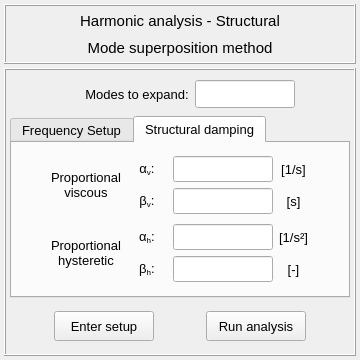
This is vibra/interface/data/ui_files/analysis/structural/harmonic_analysis_mode_superposition_method.ui in MOPT-UFSC/VIBRA as Qt 5 draws it before an edit. The edited form follows.
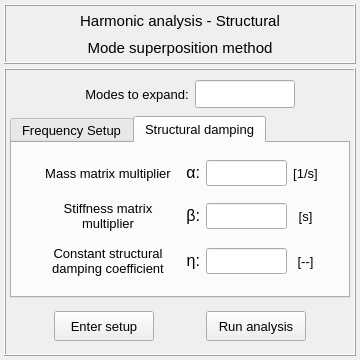
This is the edited form. The open tabs and pages were chosen to show the change. Icons and pictures are not drawn.

Commit message: Correct the structural damping models

Patch:
```diff
--- a/vibra/interface/data/ui_files/analysis/structural/harmonic_analysis_mode_superposition_method.ui
+++ b/vibra/interface/data/ui_files/analysis/structural/harmonic_analysis_mode_superposition_method.ui
@@ -646,9 +646,40 @@
           <string>Structural damping</string>
          </attribute>
          <layout class="QGridLayout" name="gridLayout_4">
-          <item row="1" column="4">
-           <layout class="QGridLayout" name="gridLayout_13">
+          <property name="leftMargin">
+           <number>6</number>
+          </property>
+          <property name="topMargin">
+           <number>4</number>
+          </property>
+          <property name="rightMargin">
+           <number>6</number>
+          </property>
+          <property name="bottomMargin">
+           <number>4</number>
+          </property>
             <item row="0" column="0">
+           <widget class="QFrame" name="frame_dampings">
+            <property name="frameShape">
+             <enum>QFrame::NoFrame</enum>
+            </property>
+            <property name="frameShadow">
+             <enum>QFrame::Raised</enum>
+            </property>
+            <layout class="QGridLayout" name="gridLayout_6">
+             <property name="leftMargin">
+              <number>4</number>
+             </property>
+             <property name="topMargin">
+              <number>4</number>
+             </property>
+             <property name="rightMargin">
+              <number>4</number>
+             </property>
+             <property name="bottomMargin">
+              <number>4</number>
+             </property>
+             <item row="2" column="4">
              <widget class="QLabel" name="label_16">
               <property name="minimumSize">
                <size>
@@ -672,119 +703,53 @@
                </font>
               </property>
               <property name="text">
-               <string>[1/s²]</string>
+                <string>[--]</string>
               </property>
               <property name="alignment">
                <set>Qt::AlignCenter</set>
               </property>
              </widget>
             </item>
-            <item row="1" column="0">
-             <widget class="QLabel" name="label_17">
+             <item row="2" column="3">
+              <widget class="QLineEdit" name="lineEdit_constant_structural_coefficient">
               <property name="minimumSize">
                <size>
-                <width>0</width>
+                 <width>80</width>
                 <height>26</height>
                </size>
               </property>
               <property name="maximumSize">
                <size>
-                <width>16777215</width>
+                 <width>100</width>
                 <height>26</height>
                </size>
               </property>
               <property name="font">
                <font>
-                <family>MS Shell Dlg 2</family>
                 <pointsize>10</pointsize>
                 <weight>50</weight>
                 <italic>false</italic>
                 <bold>false</bold>
                </font>
               </property>
-              <property name="text">
-               <string>[-]</string>
+               <property name="styleSheet">
+                <string notr="true"/>
               </property>
               <property name="alignment">
                <set>Qt::AlignCenter</set>
               </property>
              </widget>
             </item>
-           </layout>
-          </item>
-          <item row="0" column="2">
-           <layout class="QGridLayout" name="gridLayout_15">
-            <item row="0" column="0">
-             <widget class="QLabel" name="label_10">
-              <property name="minimumSize">
-               <size>
-                <width>40</width>
-                <height>26</height>
-               </size>
-              </property>
-              <property name="maximumSize">
-               <size>
-                <width>40</width>
-                <height>26</height>
-               </size>
-              </property>
-              <property name="font">
-               <font>
-                <family>Arial</family>
-                <pointsize>11</pointsize>
-                <weight>50</weight>
-                <italic>false</italic>
-                <bold>false</bold>
-               </font>
-              </property>
-              <property name="text">
-               <string>&lt;html&gt;&lt;head/&gt;&lt;body&gt;&lt;p align=&quot;center&quot;&gt;&lt;span style=&quot; font-size:10pt;&quot;&gt;α&lt;/span&gt;&lt;span style=&quot; font-size:10pt; vertical-align:sub;&quot;&gt;v&lt;/span&gt;&lt;span style=&quot; font-size:10pt;&quot;&gt;:&lt;/span&gt;&lt;/p&gt;&lt;/body&gt;&lt;/html&gt;</string>
-              </property>
-              <property name="alignment">
-               <set>Qt::AlignCenter</set>
-              </property>
-             </widget>
-            </item>
-            <item row="1" column="0">
-             <widget class="QLabel" name="label_11">
-              <property name="minimumSize">
-               <size>
-                <width>40</width>
-                <height>26</height>
-               </size>
-              </property>
-              <property name="maximumSize">
-               <size>
-                <width>40</width>
-                <height>26</height>
-               </size>
-              </property>
-              <property name="font">
-               <font>
-                <family>Arial</family>
-                <pointsize>11</pointsize>
-                <weight>50</weight>
-                <italic>false</italic>
-                <bold>false</bold>
-               </font>
-              </property>
-              <property name="text">
-               <string>&lt;html&gt;&lt;head/&gt;&lt;body&gt;&lt;p align=&quot;center&quot;&gt;&lt;span style=&quot; font-size:10pt;&quot;&gt;β&lt;/span&gt;&lt;span style=&quot; font-size:10pt; vertical-align:sub;&quot;&gt;v&lt;/span&gt;&lt;span style=&quot; font-size:10pt;&quot;&gt;:&lt;/span&gt;&lt;/p&gt;&lt;/body&gt;&lt;/html&gt;</string>
-              </property>
-              <property name="alignment">
-               <set>Qt::AlignCenter</set>
-              </property>
-             </widget>
-            </item>
-           </layout>
-          </item>
-          <item row="1" column="1">
-           <layout class="QVBoxLayout" name="verticalLayout_6">
-            <item>
+             <item row="2" column="1">
              <widget class="QLabel" name="label_9">
+               <property name="minimumSize">
+                <size>
+                 <width>132</width>
+                 <height>0</height>
+                </size>
+               </property>
               <property name="font">
                <font>
-                <family>MS Shell Dlg 2</family>
                 <pointsize>10</pointsize>
                 <weight>50</weight>
                 <italic>false</italic>
@@ -792,81 +757,15 @@
                </font>
               </property>
               <property name="text">
-               <string>Proportional
-hysteretic</string>
+                <string>Constant structural damping coefficient</string>
               </property>
               <property name="alignment">
                <set>Qt::AlignCenter</set>
               </property>
-             </widget>
-            </item>
-           </layout>
-          </item>
-          <item row="0" column="3">
-           <layout class="QGridLayout" name="gridLayout_11">
-            <item row="0" column="0">
-             <widget class="QLineEdit" name="lineEdit_av">
-              <property name="minimumSize">
-               <size>
-                <width>100</width>
-                <height>26</height>
-               </size>
-              </property>
-              <property name="maximumSize">
-               <size>
-                <width>100</width>
-                <height>26</height>
-               </size>
-              </property>
-              <property name="font">
-               <font>
-                <family>MS Shell Dlg 2</family>
-                <pointsize>10</pointsize>
-                <weight>50</weight>
-                <italic>false</italic>
-                <bold>false</bold>
-               </font>
-              </property>
-              <property name="styleSheet">
-               <string notr="true"/>
-              </property>
-              <property name="alignment">
-               <set>Qt::AlignCenter</set>
-              </property>
-             </widget>
-            </item>
-            <item row="1" column="0">
-             <widget class="QLineEdit" name="lineEdit_bv">
-              <property name="minimumSize">
-               <size>
-                <width>100</width>
-                <height>26</height>
-               </size>
-              </property>
-              <property name="maximumSize">
-               <size>
-                <width>100</width>
-                <height>26</height>
-               </size>
-              </property>
-              <property name="font">
-               <font>
-                <family>MS Shell Dlg 2</family>
-                <pointsize>10</pointsize>
-                <weight>50</weight>
-                <italic>false</italic>
-                <bold>false</bold>
-               </font>
-              </property>
-              <property name="styleSheet">
-               <string notr="true"/>
-              </property>
-              <property name="alignment">
-               <set>Qt::AlignCenter</set>
-              </property>
-             </widget>
-            </item>
-           </layout>
+               <property name="wordWrap">
+                <bool>true</bool>
+               </property>
+              </widget>
           </item>
           <item row="0" column="5">
            <spacer name="horizontalSpacer">
@@ -882,12 +781,10 @@
            </spacer>
           </item>
           <item row="1" column="3">
-           <layout class="QGridLayout" name="gridLayout_10">
-            <item row="0" column="0">
-             <widget class="QLineEdit" name="lineEdit_ah">
+              <widget class="QLineEdit" name="lineEdit_stiffness_multiplier">
               <property name="minimumSize">
                <size>
-                <width>100</width>
+                 <width>80</width>
                 <height>26</height>
                </size>
               </property>
@@ -899,7 +796,6 @@
               </property>
               <property name="font">
                <font>
-                <family>MS Shell Dlg 2</family>
                 <pointsize>10</pointsize>
                 <weight>50</weight>
                 <italic>false</italic>
@@ -914,97 +810,65 @@
               </property>
              </widget>
             </item>
-            <item row="1" column="0">
-             <widget class="QLineEdit" name="lineEdit_bh">
+             <item row="1" column="1">
+              <widget class="QLabel" name="label_10">
               <property name="minimumSize">
                <size>
-                <width>100</width>
-                <height>26</height>
-               </size>
-              </property>
-              <property name="maximumSize">
-               <size>
-                <width>100</width>
-                <height>26</height>
-               </size>
-              </property>
+                 <width>132</width>
+                 <height>0</height>
+                </size>
+               </property>
               <property name="font">
                <font>
-                <family>MS Shell Dlg 2</family>
                 <pointsize>10</pointsize>
                 <weight>50</weight>
                 <italic>false</italic>
                 <bold>false</bold>
                </font>
               </property>
-              <property name="styleSheet">
-               <string notr="true"/>
-              </property>
-              <property name="alignment">
-               <set>Qt::AlignCenter</set>
-              </property>
-             </widget>
-            </item>
-           </layout>
-          </item>
-          <item row="0" column="1">
-           <layout class="QVBoxLayout" name="verticalLayout_5">
-            <item>
-             <widget class="QLabel" name="label_8">
-              <property name="font">
-               <font>
-                <family>MS Shell Dlg 2</family>
-                <pointsize>10</pointsize>
-                <weight>50</weight>
-                <italic>false</italic>
-                <bold>false</bold>
-               </font>
-              </property>
               <property name="text">
-               <string>Proportional
-viscous</string>
+                <string>Stiffness matrix multiplier</string>
               </property>
               <property name="alignment">
                <set>Qt::AlignCenter</set>
               </property>
-             </widget>
-            </item>
-           </layout>
-          </item>
-          <item row="0" column="4">
-           <layout class="QGridLayout" name="gridLayout_12">
-            <item row="0" column="0">
-             <widget class="QLabel" name="label_15">
+               <property name="wordWrap">
+                <bool>true</bool>
+               </property>
+              </widget>
+             </item>
+             <item row="1" column="2">
+              <widget class="QLabel" name="label_11">
               <property name="minimumSize">
                <size>
-                <width>0</width>
+                 <width>20</width>
                 <height>26</height>
                </size>
               </property>
               <property name="maximumSize">
                <size>
-                <width>16777215</width>
+                 <width>40</width>
                 <height>26</height>
                </size>
               </property>
               <property name="font">
                <font>
-                <family>MS Shell Dlg 2</family>
-                <pointsize>10</pointsize>
+                 <family>Arial</family>
+                 <pointsize>11</pointsize>
                 <weight>50</weight>
                 <italic>false</italic>
                 <bold>false</bold>
                </font>
               </property>
               <property name="text">
-               <string>[1/s]</string>
+                <string>&lt;html&gt;&lt;head/&gt;&lt;body&gt;&lt;p align=&quot;right&quot;&gt;&lt;span style=&quot; font-size:12pt;&quot;&gt;β:&lt;/span&gt;&lt;/p&gt;&lt;/body&gt;&lt;/html&gt;</string>
               </property>
               <property name="alignment">
-               <set>Qt::AlignCenter</set>
+                <set>Qt::AlignRight|Qt::AlignTrailing|Qt::AlignVCenter</set>
               </property>
              </widget>
             </item>
-            <item row="1" column="0">
+             <item row="1" column="4">
              <widget class="QLabel" name="label_14">
               <property name="minimumSize">
                <size>
@@ -1035,46 +899,41 @@
               </property>
              </widget>
             </item>
-           </layout>
-          </item>
-          <item row="1" column="2">
-           <layout class="QGridLayout" name="gridLayout_14">
-            <item row="0" column="0">
-             <widget class="QLabel" name="label_13">
+             <item row="0" column="3">
+              <widget class="QLineEdit" name="lineEdit_mass_multiplier">
               <property name="minimumSize">
                <size>
-                <width>40</width>
+                 <width>80</width>
                 <height>26</height>
                </size>
               </property>
               <property name="maximumSize">
                <size>
-                <width>40</width>
+                 <width>100</width>
                 <height>26</height>
                </size>
               </property>
               <property name="font">
                <font>
-                <family>Arial</family>
-                <pointsize>11</pointsize>
+                 <pointsize>10</pointsize>
                 <weight>50</weight>
                 <italic>false</italic>
                 <bold>false</bold>
                </font>
               </property>
-              <property name="text">
-               <string>&lt;html&gt;&lt;head/&gt;&lt;body&gt;&lt;p align=&quot;center&quot;&gt;&lt;span style=&quot; font-size:10pt;&quot;&gt;α&lt;/span&gt;&lt;span style=&quot; font-size:10pt; vertical-align:sub;&quot;&gt;h&lt;/span&gt;&lt;span style=&quot; font-size:10pt;&quot;&gt;:&lt;/span&gt;&lt;/p&gt;&lt;/body&gt;&lt;/html&gt;</string>
+               <property name="styleSheet">
+                <string notr="true"/>
               </property>
               <property name="alignment">
                <set>Qt::AlignCenter</set>
               </property>
              </widget>
             </item>
-            <item row="1" column="0">
+             <item row="0" column="2">
              <widget class="QLabel" name="label_12">
               <property name="minimumSize">
                <size>
-                <width>40</width>
+                 <width>20</width>
                 <height>26</height>
                </size>
               </property>
@@ -1094,14 +953,101 @@
                </font>
               </property>
               <property name="text">
-               <string>&lt;html&gt;&lt;head/&gt;&lt;body&gt;&lt;p align=&quot;center&quot;&gt;&lt;span style=&quot; font-size:10pt;&quot;&gt;β&lt;/span&gt;&lt;span style=&quot; font-size:10pt; vertical-align:sub;&quot;&gt;h&lt;/span&gt;&lt;span style=&quot; font-size:10pt;&quot;&gt;:&lt;/span&gt;&lt;/p&gt;&lt;/body&gt;&lt;/html&gt;</string>
+                <string>&lt;html&gt;&lt;head/&gt;&lt;body&gt;&lt;p align=&quot;right&quot;&gt;&lt;span style=&quot; font-size:12pt;&quot;&gt;α:&lt;/span&gt;&lt;/p&gt;&lt;/body&gt;&lt;/html&gt;</string>
               </property>
               <property name="alignment">
+                <set>Qt::AlignRight|Qt::AlignTrailing|Qt::AlignVCenter</set>
+               </property>
+              </widget>
+             </item>
+             <item row="0" column="1">
+              <widget class="QLabel" name="label_17">
+               <property name="minimumSize">
+                <size>
+                 <width>132</width>
+                 <height>0</height>
+                </size>
+               </property>
+               <property name="font">
+                <font>
+                 <pointsize>10</pointsize>
+                 <weight>50</weight>
+                 <italic>false</italic>
+                 <bold>false</bold>
+                </font>
+               </property>
+               <property name="text">
+                <string>Mass matrix multiplier</string>
+               </property>
+               <property name="alignment">
                <set>Qt::AlignCenter</set>
               </property>
-             </widget>
-            </item>
-           </layout>
+               <property name="wordWrap">
+                <bool>true</bool>
+               </property>
+              </widget>
+             </item>
+             <item row="0" column="4">
+              <widget class="QLabel" name="label_15">
+               <property name="minimumSize">
+                <size>
+                 <width>0</width>
+                 <height>26</height>
+                </size>
+               </property>
+               <property name="maximumSize">
+                <size>
+                 <width>16777215</width>
+                 <height>26</height>
+                </size>
+               </property>
+               <property name="font">
+                <font>
+                 <family>MS Shell Dlg 2</family>
+                 <pointsize>10</pointsize>
+                 <weight>50</weight>
+                 <italic>false</italic>
+                 <bold>false</bold>
+                </font>
+               </property>
+               <property name="text">
+                <string>[1/s]</string>
+               </property>
+               <property name="alignment">
+                <set>Qt::AlignCenter</set>
+               </property>
+              </widget>
+             </item>
+             <item row="2" column="2">
+              <widget class="QLabel" name="label_13">
+               <property name="minimumSize">
+                <size>
+                 <width>20</width>
+                 <height>26</height>
+                </size>
+               </property>
+               <property name="maximumSize">
+                <size>
+                 <width>40</width>
+                 <height>26</height>
+                </size>
+               </property>
+               <property name="font">
+                <font>
+                 <family>Arial</family>
+                 <pointsize>11</pointsize>
+                 <weight>50</weight>
+                 <italic>false</italic>
+                 <bold>false</bold>
+                </font>
+               </property>
+               <property name="text">
+                <string>&lt;html&gt;&lt;head/&gt;&lt;body&gt;&lt;p align=&quot;right&quot;&gt;&lt;span style=&quot; font-size:12pt;&quot;&gt;η:&lt;/span&gt;&lt;/p&gt;&lt;/body&gt;&lt;/html&gt;</string>
+               </property>
+               <property name="alignment">
+                <set>Qt::AlignRight|Qt::AlignTrailing|Qt::AlignVCenter</set>
+               </property>
+              </widget>
           </item>
           <item row="0" column="0">
            <spacer name="horizontalSpacer_2">
@@ -1117,6 +1063,21 @@
            </spacer>
           </item>
          </layout>
+            <zorder>label_12</zorder>
+            <zorder>label_16</zorder>
+            <zorder>lineEdit_constant_structural_coefficient</zorder>
+            <zorder>label_9</zorder>
+            <zorder>lineEdit_stiffness_multiplier</zorder>
+            <zorder>label_10</zorder>
+            <zorder>label_11</zorder>
+            <zorder>label_14</zorder>
+            <zorder>lineEdit_mass_multiplier</zorder>
+            <zorder>label_17</zorder>
+            <zorder>label_15</zorder>
+            <zorder>label_13</zorder>
+           </widget>
+          </item>
+         </layout>
         </widget>
        </widget>
       </item>
```
Left out of the diff: 10 changed lines with no effect on the pictures. Lines whose indentation alone changed are shown as unchanged. The commit also changes 8 other files.
